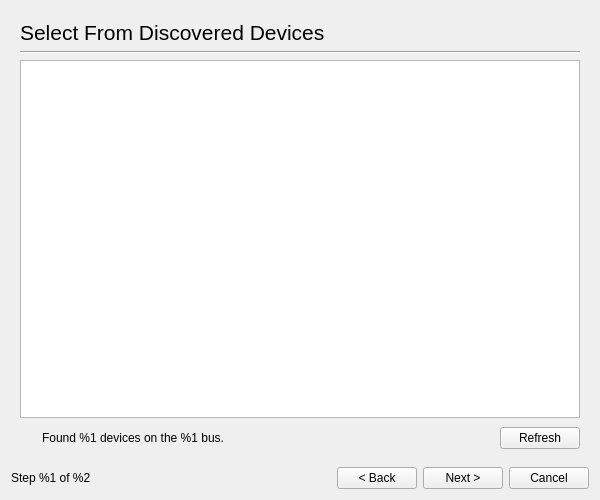
Before: the Qt Designer form ui4/setupdialog_base.ui in jpopelka/hplip, drawn with Qt 5.
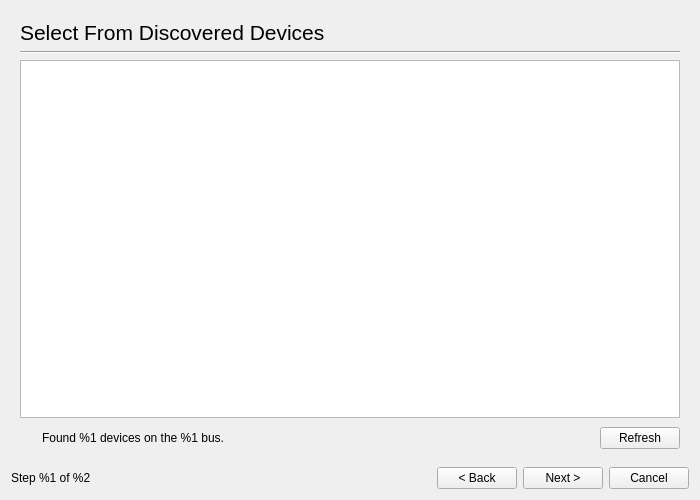
After: the same form once the commit is applied. The open tabs and pages were chosen to show the change.

The edit to the form file:
```diff
--- a/ui4/setupdialog_base.ui
+++ b/ui4/setupdialog_base.ui
@@ -8,7 +8,7 @@
    <rect>
     <x>0</x>
     <y>0</y>
-    <width>600</width>
+    <width>700</width>
     <height>500</height>
    </rect>
   </property>
@@ -312,6 +312,9 @@
          <property name="selectionBehavior" >
           <enum>QAbstractItemView::SelectRows</enum>
          </property>
+         <property name="sortingEnabled" >
+          <bool>false</bool>
+         </property>
         </widget>
        </item>
        <item row="3" column="0" >
```
